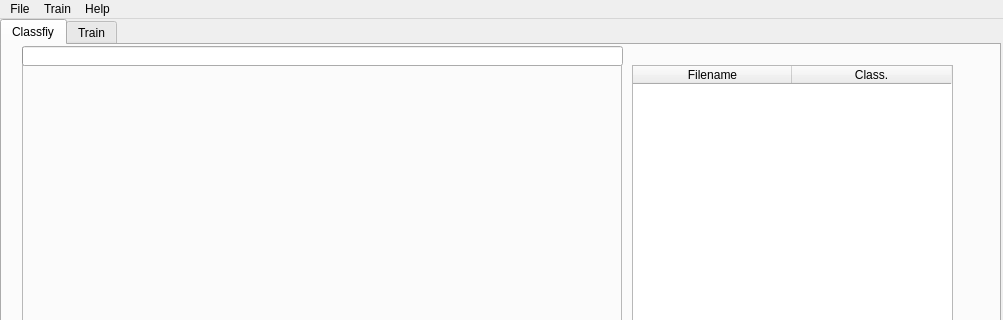
The window that GUI/qt_files/main.ui (samuel-wechsler/TCID50-parser) describes before a commit, drawn with Qt 5; both pictures show x 0 to 1003 and y 0 to 320 of the 1003 by 797 pixel window.
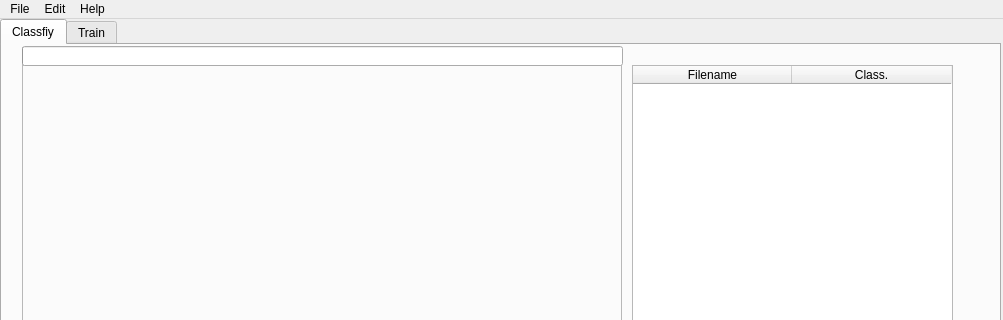
The same window after the commit.

Diff of the .ui file:
```diff
--- a/GUI/qt_files/main.ui
+++ b/GUI/qt_files/main.ui
@@ -687,15 +687,15 @@
      <string>Help</string>
     </property>
    </widget>
-   <widget class="QMenu" name="menuTrain">
+   <widget class="QMenu" name="menuEdit">
     <property name="title">
-     <string>Train</string>
+     <string>Edit</string>
     </property>
     <addaction name="actionTraining_params"/>
     <addaction name="actionChoose_model"/>
    </widget>
    <addaction name="menuFile"/>
-   <addaction name="menuTrain"/>
+   <addaction name="menuEdit"/>
    <addaction name="menuHelp"/>
   </widget>
   <widget class="QStatusBar" name="statusbar"/>
```
Left out of the diff: 30 changed lines with no effect on the pictures.
